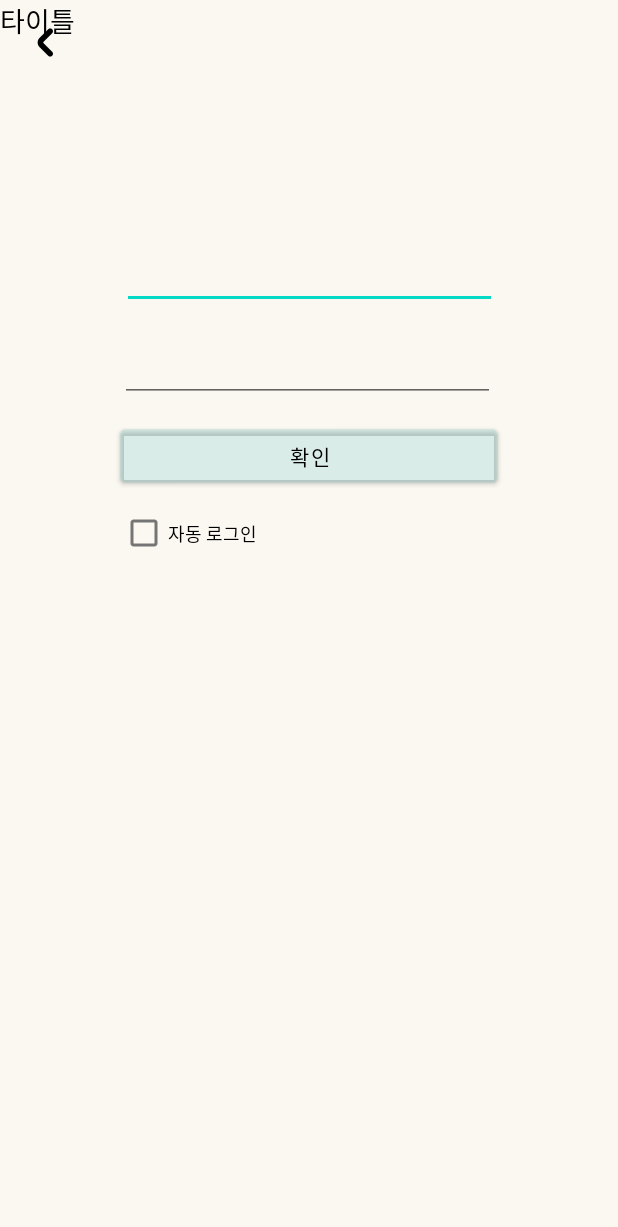
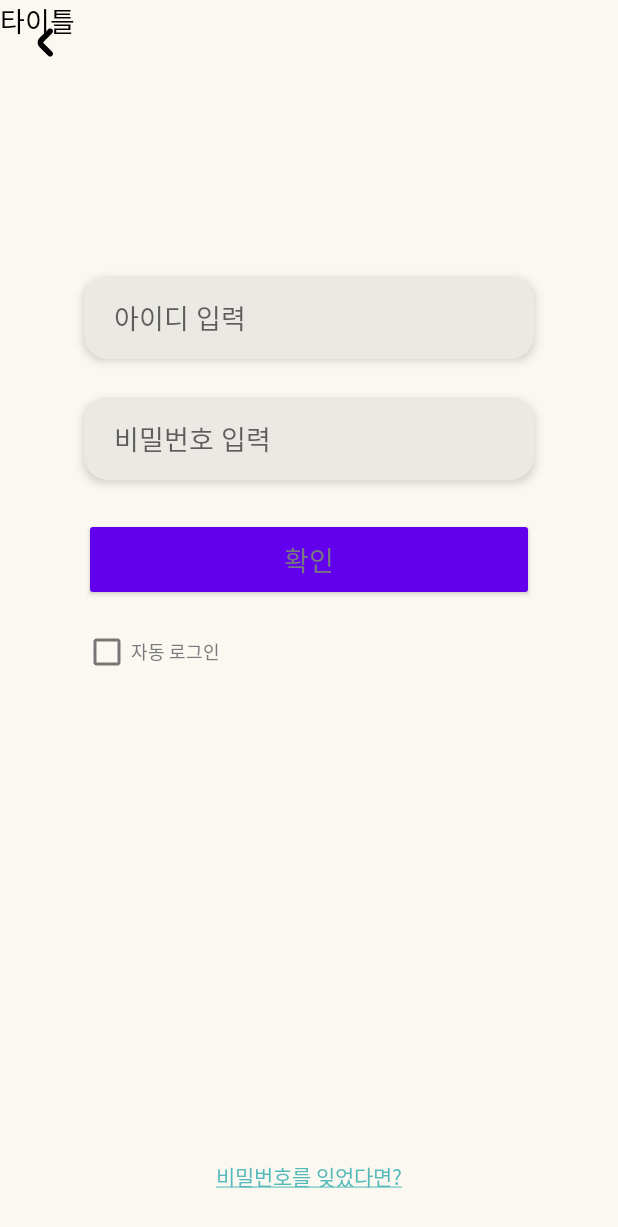
Before and after one commit to GURUSoundy/Soundy, an Android app: the LoginActivity screen opened directly, with no data from a screen before it, on a phone screen of 412 x 824 dp. Shown: the top 1227 px of the screen. Run offline under Robolectric (Android 15) with nearby library versions, the phone set to English and light mode, and no system bars.

Commit message:
추가 : 로그인 페이지 구성 완료

```diff
--- a/app/src/main/java/com/example/soundy/LoginActivity.kt
+++ b/app/src/main/java/com/example/soundy/LoginActivity.kt
@@ -1,12 +1,46 @@
 package com.example.soundy
 
+import android.content.Intent
 import androidx.appcompat.app.AppCompatActivity
 import android.os.Bundle
+import android.widget.Button
+import android.widget.CheckBox
+import android.widget.EditText
 
 class LoginActivity : AppCompatActivity() {
+    lateinit var id: EditText
+    lateinit var password: EditText
+    lateinit var btnLogin: Button
+    lateinit var autoLogin: CheckBox
+    lateinit var btnForgetPassword: Button
 
     override fun onCreate(savedInstanceState: Bundle?) {
         super.onCreate(savedInstanceState)
         setContentView(R.layout.activity_login)
+
+        id = findViewById(R.id.id)
+        password = findViewById(R.id.password)
+        btnLogin = findViewById(R.id.btnLogin)
+        autoLogin = findViewById(R.id.autoLogin)
+        btnForgetPassword = findViewById(R.id.btnForgetPassword)
+
+        /* 로그인 버튼 클릭 이벤트 핸들러 */
+        btnLogin.setOnClickListener {
+            /* id, password 넘겨서 DB에서 확인하는 로직 추가 */
+
+            /* 자동로그인이 체크되었을 경우 로그인 정보 저장*/
+            if (autoLogin.isChecked) {
+
+            }
+
+            /* 로그인 잘 완료되면 목록 액티비티로 넘어감
+            val intent = Intent(this, listActivity::class.java)
+            startActivity(intent) */
+        }
+
+        /* 비밀번호 재설정 버튼 클릭 이벤트 핸들러 */
+        btnForgetPassword.setOnClickListener {
+
+        }
     }
 }
--- /dev/null
+++ b/app/src/main/res/drawable/edit_text_rounded_corner_rectangle.xml
@@ -0,0 +1,14 @@
+<?xml version="1.0" encoding="utf-8"?>
+<selector xmlns:android="http://schemas.android.com/apk/res/android">
+    <item android:state_focused="false">
+        <shape xmlns:android="http://schemas.android.com/apk/res/android"
+            android:shape="rectangle">
+            <stroke
+                android:width="1dp"
+                android:color="#EBE9E3" />
+            <corners android:radius="15dp"/>
+            <solid
+                android:color="#EBE9E3"/>
+        </shape>
+    </item>
+</selector>
--- a/app/src/main/res/layout/activity_login.xml
+++ b/app/src/main/res/layout/activity_login.xml
@@ -17,62 +17,94 @@
             app:layout_constraintTop_toTopOf="parent" />
 
     <EditText
-            android:id="@+id/editTextTextPersonName"
-            android:layout_width="250dp"
-            android:layout_height="50dp"
+        android:id="@+id/id"
+        android:layout_width="300dp"
+        android:layout_height="55dp"
         android:layout_marginStart="80dp"
-            android:layout_marginTop="156dp"
+        android:layout_marginTop="184dp"
         android:layout_marginEnd="80dp"
+        android:autofillHints="아이디"
+        android:background="@drawable/edit_text_rounded_corner_rectangle"
+        android:elevation="4dp"
         android:ems="10"
-            android:autofillHints="아이디"
-            android:inputType="textPersonName"
+        android:hint="아이디 입력"
+        android:inputType="textEmailAddress"
+        android:paddingLeft="20dp"
         app:layout_constraintEnd_toEndOf="parent"
+        app:layout_constraintHorizontal_bias="0.51"
         app:layout_constraintStart_toStartOf="parent"
         app:layout_constraintTop_toTopOf="parent" />
 
     <EditText
-            android:id="@+id/editTextTextPassword"
-            android:layout_width="250dp"
-            android:layout_height="50dp"
+        android:id="@+id/password"
+        android:layout_width="300dp"
+        android:layout_height="55dp"
         android:layout_marginStart="80dp"
-            android:layout_marginTop="12dp"
+        android:layout_marginTop="25dp"
         android:layout_marginEnd="80dp"
+        android:autofillHints="비밀번호"
+        android:background="@drawable/edit_text_rounded_corner_rectangle"
+        android:elevation="4dp"
         android:ems="10"
-            android:autofillHints="비밀번호"
+        android:hint="비밀번호 입력"
         android:inputType="textPassword"
+        android:paddingLeft="20dp"
         app:layout_constraintEnd_toEndOf="parent"
-            app:layout_constraintHorizontal_bias="0.0"
+        app:layout_constraintHorizontal_bias="0.51"
         app:layout_constraintStart_toStartOf="parent"
-            app:layout_constraintTop_toBottomOf="@+id/editTextTextPersonName" />
+        app:layout_constraintTop_toBottomOf="@+id/id" />
+
+    <Button
+        android:id="@+id/btnLogin"
+        style="@style/Widget.AppCompat.Button"
+        android:layout_width="300dp"
+        android:layout_height="55dp"
+        android:layout_marginStart="80dp"
+        android:layout_marginTop="25dp"
+        android:layout_marginEnd="80dp"
+        android:backgroundTint="@color/mint"
+        android:elevation="4dp"
+        android:insetTop="0dp"
+        android:insetBottom="0dp"
+        android:minWidth="0dp"
+        android:minHeight="0dp"
+        android:text="확인"
+        android:textColor="#797A7E"
+        android:textSize="18sp"
+        app:cornerRadius="15dp"
+        app:layout_constraintEnd_toEndOf="parent"
+        app:layout_constraintHorizontal_bias="0.51"
+        app:layout_constraintStart_toStartOf="parent"
+        app:layout_constraintTop_toBottomOf="@+id/password" />
 
     <CheckBox
-            android:id="@+id/checkBox"
-            android:layout_width="110dp"
-            android:layout_height="55dp"
+        android:id="@+id/autoLogin"
+        android:layout_width="99dp"
+        android:layout_height="30dp"
         android:layout_marginStart="80dp"
         android:layout_marginEnd="317dp"
         android:text="자동 로그인"
+        android:textColor="#797A7E"
         android:textSize="12sp"
         app:layout_constraintBottom_toBottomOf="parent"
         app:layout_constraintEnd_toEndOf="parent"
-            app:layout_constraintHorizontal_bias="0.0"
+        app:layout_constraintHorizontal_bias="0.294"
         app:layout_constraintStart_toStartOf="parent"
         app:layout_constraintTop_toBottomOf="@+id/btnLogin"
-            app:layout_constraintVertical_bias="0.0" />
+        app:layout_constraintVertical_bias="0.047" />
 
     <Button
-            android:id="@+id/btnLogin"
-            android:layout_width="0dp"
-            android:layout_height="48dp"
-            android:layout_marginStart="80dp"
-            android:layout_marginTop="12dp"
-            android:layout_marginEnd="80dp"
-            android:backgroundTint="@color/mint"
-            android:text="확인"
-            android:textColor="@color/black"
+        android:id="@+id/btnForgetPassword"
+        style="@style/Widget.AppCompat.Button.Borderless"
+        android:layout_width="wrap_content"
+        android:layout_height="wrap_content"
+        android:layout_marginBottom="16dp"
+        android:backgroundTint="#00FFFFFF"
+        android:text="@string/btn_forget_password"
+        android:textAppearance="@style/TextAppearance.AppCompat.Small"
+        android:textColor="#54BAB9"
+        app:layout_constraintBottom_toBottomOf="parent"
         app:layout_constraintEnd_toEndOf="parent"
-            app:layout_constraintHorizontal_bias="0.503"
-            app:layout_constraintStart_toStartOf="parent"
-            app:layout_constraintTop_toBottomOf="@+id/editTextTextPassword" />
+        app:layout_constraintStart_toStartOf="parent" />
 
 </androidx.constraintlayout.widget.ConstraintLayout>
--- a/app/src/main/res/values/strings.xml
+++ b/app/src/main/res/values/strings.xml
@@ -1,3 +1,4 @@
 <resources>
     <string name="app_name">Soundy</string>
+    <string name="btn_forget_password"><u>비밀번호를 잊었다면?</u></string>
 </resources>
```
Lines whose indentation alone changed are shown as unchanged.
